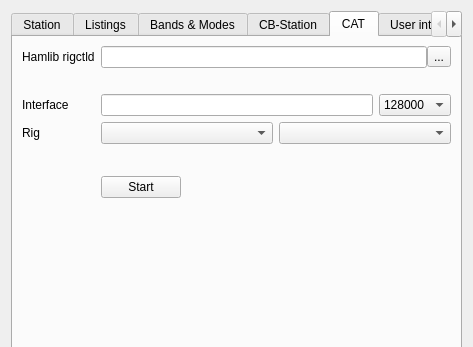
gitandy/DragonLog, file ui_files/DragonLog_Settings.ui: the form before one commit; both pictures show x 0 to 473 and y 0 to 347 of the 473 by 500 pixel window.
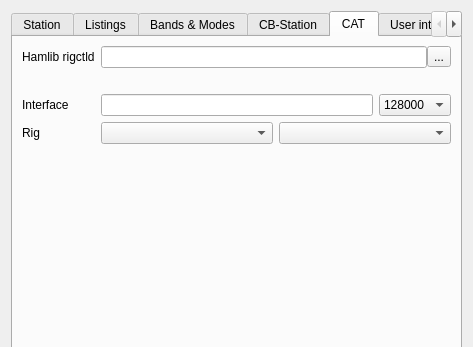
The form after the commit. The open tabs and pages were chosen to show the change.

The edit to the form file:
```diff
--- a/ui_files/DragonLog_Settings.ui
+++ b/ui_files/DragonLog_Settings.ui
@@ -378,68 +378,25 @@
         </layout>
        </item>
        <item row="6" column="1">
-        <spacer name="verticalSpacer_3">
+        <spacer name="verticalSpacer_7">
          <property name="orientation">
           <enum>Qt::Vertical</enum>
          </property>
-         <property name="sizeType">
-          <enum>QSizePolicy::Minimum</enum>
-         </property>
          <property name="sizeHint" stdset="0">
           <size>
            <width>20</width>
-           <height>20</height>
+           <height>1000</height>
           </size>
          </property>
         </spacer>
        </item>
        <item row="7" column="1">
-        <layout class="QHBoxLayout" name="horizontalLayout_4">
-         <item>
-          <widget class="QPushButton" name="ctrlRigctldPushButton">
-           <property name="text">
-            <string>Start</string>
-           </property>
-           <property name="checkable">
-            <bool>true</bool>
-           </property>
-          </widget>
-         </item>
-         <item>
-          <spacer name="horizontalSpacer_2">
-           <property name="orientation">
-            <enum>Qt::Horizontal</enum>
-           </property>
-           <property name="sizeHint" stdset="0">
-            <size>
-             <width>40</width>
-             <height>20</height>
-            </size>
-           </property>
-          </spacer>
-         </item>
-        </layout>
-       </item>
-       <item row="9" column="1">
         <widget class="QLabel" name="checkHamlibRunLabel">
          <property name="text">
           <string/>
          </property>
         </widget>
        </item>
-       <item row="8" column="1">
-        <spacer name="verticalSpacer_7">
-         <property name="orientation">
-          <enum>Qt::Vertical</enum>
-         </property>
-         <property name="sizeHint" stdset="0">
-          <size>
-           <width>20</width>
-           <height>1000</height>
-          </size>
-         </property>
-        </spacer>
-       </item>
       </layout>
      </widget>
      <widget class="QWidget" name="userinterface">
```
Left out of the diff: 16 changed lines with no effect on the pictures.
